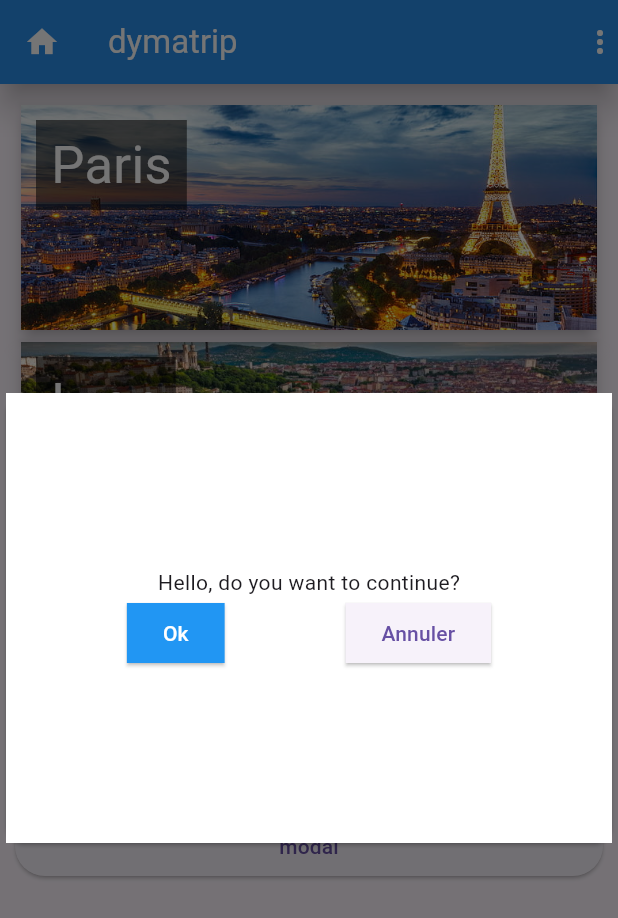
After one commit to teowaep/dyma_flutter_project, a Flutter app: the screen it shows after launch, after a tap on "modal", on a phone screen of 412 x 824 dp. The commit adds this screen. Shown: the top 918 px of the screen. Run offline on Flutter 3.47's test engine with Material 3 defaults, Android fonts, the phone set to English and light mode, and no system bars.

Commit message:
Chapter 66 completed

```diff
--- a/lib/main.dart
+++ b/lib/main.dart
@@ -1,8 +1,9 @@
 import 'package:flutter/material.dart';
 
+import 'models/city_model.dart';
 import 'views/home/home_view.dart';
-// import 'views/city/city_view.dart';
-// import 'widgets/data.dart';
+import 'views/city/city_view.dart';
+import 'views/404/not_found.dart';
 
 void main() => runApp(DymaTrip());
 
@@ -21,8 +22,25 @@ class DymaTrip extends StatelessWidget {
         ),
       ),
       debugShowCheckedModeBanner: false,
-      home: HomeView(),
-      // home: Data(child: CityView()),
+      routes: {'/': (context) => HomeView()},
+      onGenerateRoute: (settings) {
+        if (settings.name == CityView.routeName) {
+          final City city = settings.arguments as City;
+          return MaterialPageRoute(
+            builder: (context) {
+              return CityView(city: city);
+            },
+          );
+        }
+        return null;
+      },
+      onUnknownRoute: (settings) {
+        return MaterialPageRoute(
+          builder: (context) {
+            return NotFound();
+          },
+        );
+      },
     );
   }
 }
--- a/lib/views/city/widgets/activity_card.dart
+++ b/lib/views/city/widgets/activity_card.dart
@@ -16,7 +16,7 @@ class ActivityCard extends StatelessWidget {
 
   @override
   Widget build(BuildContext context) {
-    return Container(
+    return SizedBox(
       height: 150,
       child: Stack(
         fit: StackFit.expand,
--- a/lib/views/home/home_view.dart
+++ b/lib/views/home/home_view.dart
@@ -2,8 +2,11 @@ import 'package:flutter/material.dart';
 
 import 'widgets/city_card.dart';
 import '../../models/city_model.dart';
+import '../../widgets/ask_modal.dart';
 
 class HomeView extends StatefulWidget {
+  static const String routeName = '/';
+
   const HomeView({super.key});
 
   @override
@@ -17,11 +20,8 @@ class _HomeState extends State<HomeView> {
     City(name: 'Nice', image: 'assets/images/nice.jpg'),
   ];
 
-  void switchCityCheck(city) {
-    int index = cities.indexOf(city);
-    setState(() {
-      cities[index]['checked'] = !cities[index]['checked'];
-    });
+  void openModal(BuildContext context) {
+    askModal(context, "Hello, do you want to continue?");
   }
 
   @override
@@ -40,6 +40,12 @@ class _HomeState extends State<HomeView> {
             ...cities.map((city) {
               return CityCard(city: city);
             }),
+            ElevatedButton(
+              onPressed: () {
+                openModal(context);
+              },
+              child: Text('modal'),
+            ),
           ],
         ),
       ),
--- a/lib/views/home/widgets/city_card.dart
+++ b/lib/views/home/widgets/city_card.dart
@@ -23,7 +23,11 @@ class CityCard extends StatelessWidget {
             Ink.image(
               fit: BoxFit.cover,
               image: AssetImage(city.image),
-              child: InkWell(onTap: () {}),
+              child: InkWell(
+                onTap: () {
+                  Navigator.pushNamed(context, '/city', arguments: city);
+                },
+              ),
             ),
             Positioned(
               top: 10,
--- /dev/null
+++ b/lib/widgets/ask_modal.dart
@@ -0,0 +1,69 @@
+import 'package:flutter/material.dart';
+
+Future<void> askModal(BuildContext context, String question) {
+  return Navigator.push(
+    context,
+    PageRouteBuilder(
+      opaque: false,
+      pageBuilder: (context, _, _) {
+        return AskModal(question: question);
+      },
+    ),
+  );
+}
+
+class AskModal extends StatelessWidget {
+  final String question;
+
+  const AskModal({super.key, required this.question});
+
+  @override
+  Widget build(BuildContext context) {
+    return Container(
+      color: Colors.black54,
+      alignment: Alignment.center,
+      child: Card(
+        child: Container(
+          color: Colors.white,
+          width: double.infinity,
+          height: 300,
+          child: Column(
+            mainAxisAlignment: MainAxisAlignment.center,
+            children: [
+              Text(question),
+              Row(
+                mainAxisAlignment: MainAxisAlignment.spaceEvenly,
+                children: [
+                  ElevatedButton(
+                    onPressed: () {
+                      Navigator.pop(context, 'ok');
+                    },
+                    style: ElevatedButton.styleFrom(
+                      backgroundColor: Colors.blue,
+                      foregroundColor: Colors.white,
+                      shape: RoundedRectangleBorder(
+                        borderRadius: BorderRadius.zero,
+                      ),
+                    ),
+                    child: Text('Ok'),
+                  ),
+                  ElevatedButton(
+                    onPressed: () {
+                      Navigator.pop(context, 'annuler');
+                    },
+                    style: ElevatedButton.styleFrom(
+                      shape: RoundedRectangleBorder(
+                        borderRadius: BorderRadius.zero,
+                      ),
+                    ),
+                    child: Text('Annuler'),
+                  ),
+                ],
+              ),
+            ],
+          ),
+        ),
+      ),
+    );
+  }
+}
--- a/lib/widgets/data.dart
+++ /dev/null
@@ -1,25 +0,0 @@
-import 'package:flutter/material.dart';
-
-import '../models/activity_model.dart';
-import '../../../datas/data.dart' as data;
-
-class Data extends InheritedWidget {
-  final List<Activity> activities = data.activities;
-
-  Data({super.key, required super.child});
-
-  @override
-  bool updateShouldNotify(Data oldWidget) {
-    return true;
-  }
-
-  static Data? maybeOf(BuildContext context) {
-    return context.dependOnInheritedWidgetOfExactType<Data>();
-  }
-
-  static Data of(BuildContext context) {
-    final Data? result = maybeOf(context);
-    assert(result != null, 'No Data found in context');
-    return result!;
-  }
-}
```
Also changed, not shown: lib/views/404/not_found.dart (added, +15 -0 lines), lib/views/city/city_view.dart (+27 -35 lines), lib/views/city/widgets/trip_activity_list.dart (+2 -6 lines), lib/views/city/widgets/trip_overview.dart (+8 -2 lines).
